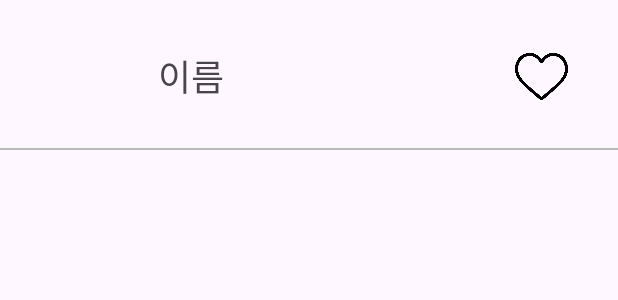
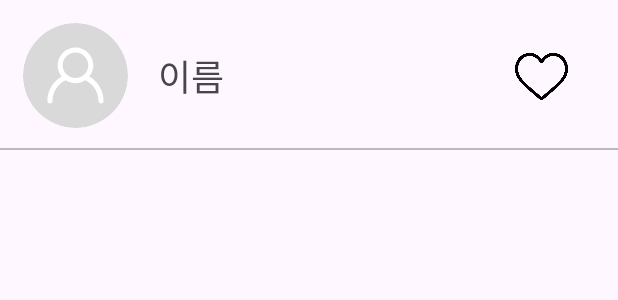
Before and after one commit to Jisung15/Contact-App, an Android app: the layout item_article.xml on its own in the app's theme, with its tools: preview values and no code run, on a phone screen of 412 x 824 dp. Shown: the top 300 px of the screen. Run offline under Robolectric (Android 15) with nearby library versions, the phone set to English and light mode, and no system bars.

Commit message:
add: 기본 프로필 이미지 추가

```diff
--- a/app/src/main/java/com/example/contactapp/contact/ContactFragment.kt
+++ b/app/src/main/java/com/example/contactapp/contact/ContactFragment.kt
@@ -86,7 +86,7 @@ class ContactFragment : Fragment(R.layout.fragment_contact), ItemTouchHelperList
                 val name = binding.addNameEditText.text.toString()
                 val phoneNumber = binding.addPhoneNumberEditText.text.toString()
                 val email = binding.addMailEditText.text.toString()
-                val image = R.drawable.karina
+                val image = R.drawable.primary_profile
 
                 // 유효성 검사 구문
                 if (name.isNotEmpty() && phoneNumber.isNotEmpty() && email.isNotEmpty()) {
--- /dev/null
+++ b/app/src/main/res/drawable/primary_profile.xml
@@ -0,0 +1,12 @@
+<vector xmlns:android="http://schemas.android.com/apk/res/android"
+    android:width="70dp"
+    android:height="70dp"
+    android:viewportWidth="70"
+    android:viewportHeight="70">
+  <path
+      android:pathData="M35,35m-35,0a35,35 0,1 1,70 0a35,35 0,1 1,-70 0"
+      android:fillColor="#D9D9D9"/>
+  <path
+      android:pathData="M16.272,52.027C16.272,52.967 17.033,53.729 17.975,53.729C18.916,53.729 19.677,52.967 19.677,52.027C19.677,46.019 23.136,40.7 28.527,38.185C30.392,39.397 32.611,40.109 34.998,40.109C37.392,40.109 39.621,39.393 41.49,38.172C43.099,38.932 44.591,39.953 45.833,41.194C48.729,44.089 50.323,47.937 50.323,52.027C50.323,52.967 51.084,53.729 52.025,53.729C52.967,53.729 53.728,52.967 53.728,52.027C53.728,47.027 51.78,42.325 48.241,38.786C47.056,37.601 45.681,36.586 44.205,35.748C45.897,33.69 46.915,31.057 46.915,28.19C46.915,21.618 41.568,16.272 34.998,16.272C28.427,16.272 23.08,21.618 23.08,28.19C23.08,31.049 24.094,33.676 25.779,35.732C19.935,39.024 16.272,45.171 16.272,52.027ZM34.999,19.678C39.693,19.678 43.511,23.497 43.511,28.191C43.511,32.885 39.693,36.704 34.999,36.704C30.305,36.704 26.486,32.885 26.486,28.191C26.486,23.497 30.305,19.678 34.999,19.678Z"
+      android:fillColor="#ffffff"/>
+</vector>
--- a/app/src/main/res/layout/item_article.xml
+++ b/app/src/main/res/layout/item_article.xml
@@ -7,6 +7,7 @@
 
     <de.hdodenhof.circleimageview.CircleImageView
         android:id="@+id/profileImage"
+        android:src="@drawable/primary_profile"
         android:layout_width="70dp"
         android:layout_height="70dp"
         android:layout_margin="15dp"
```
